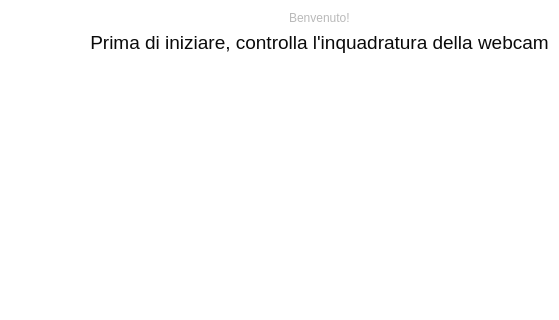
First picture: the form in GUI/qtdesigner/WebcamPopup.ui, repository cosfederico/Interfaccia-Tesi, before the edit; both pictures show x 0 to 559 and y 0 to 320 of the 640 by 480 pixel window.
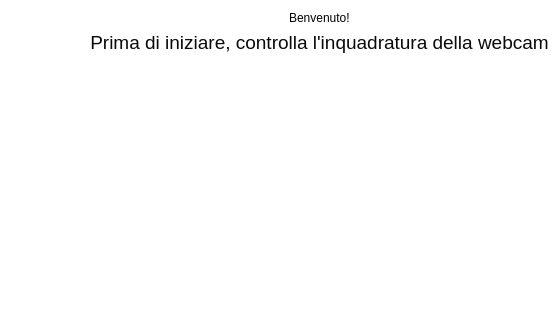
Second picture: the form after the edit.

What changed in the file:
```diff
--- a/GUI/qtdesigner/WebcamPopup.ui
+++ b/GUI/qtdesigner/WebcamPopup.ui
@@ -21,7 +21,6 @@
     <widget class="QLabel" name="label_2">
      <property name="styleSheet">
       <string notr="true">font: 20pt &quot;Rubik Light&quot;;
-color: rgb(185,185,185);
 background-color: rgba(255, 255, 255, 0);</string>
      </property>
      <property name="text">
```
